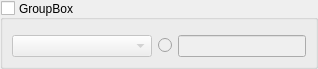
Before: the Qt Designer form Sichtprüfung/Method.ui in danielkos/IPRSichtpruefung, drawn with Qt 5.
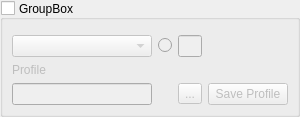
After: the same form once the commit is applied.

Commit message:
Profiles implemented but still buggy
Reading and writing fails. Switch to QT ?

The edit to the form file:
```diff
--- a/Sichtprüfung/Method.ui
+++ b/Sichtprüfung/Method.ui
@@ -6,8 +6,8 @@
    <rect>
     <x>0</x>
     <y>0</y>
-    <width>318</width>
-    <height>59</height>
+    <width>239</width>
+    <height>112</height>
    </rect>
   </property>
   <property name="sizePolicy">
@@ -16,10 +16,16 @@
     <verstretch>0</verstretch>
    </sizepolicy>
   </property>
+  <property name="maximumSize">
+   <size>
+    <width>16777215</width>
+    <height>16777215</height>
+   </size>
+  </property>
   <property name="windowTitle">
    <string>Form</string>
   </property>
-  <layout class="QHBoxLayout" name="horizontalLayout_2">
+  <layout class="QVBoxLayout" name="verticalLayout">
    <property name="spacing">
     <number>0</number>
    </property>
@@ -37,6 +43,15 @@
    </property>
    <item>
     <widget class="QGroupBox" name="groupBoxMethod">
+     <property name="enabled">
+      <bool>true</bool>
+     </property>
+     <property name="maximumSize">
+      <size>
+       <width>16777215</width>
+       <height>16777215</height>
+      </size>
+     </property>
      <property name="title">
       <string>GroupBox</string>
      </property>
@@ -52,17 +67,17 @@
      <property name="checked">
       <bool>false</bool>
      </property>
-     <layout class="QHBoxLayout" name="horizontalLayout_4">
-      <property name="spacing">
-       <number>6</number>
-      </property>
+     <layout class="QGridLayout" name="gridLayout">
       <property name="topMargin">
        <number>15</number>
       </property>
       <property name="bottomMargin">
        <number>9</number>
       </property>
-      <item>
+      <item row="2" column="0">
+       <widget class="QLineEdit" name="lineEditProfile"/>
+      </item>
+      <item row="0" column="0">
        <widget class="QComboBox" name="comboBoxParams">
         <property name="minimumSize">
          <size>
@@ -72,15 +87,39 @@
         </property>
        </widget>
       </item>
-      <item>
+      <item row="0" column="2">
+       <widget class="QLineEdit" name="lineEditNumInput"/>
+      </item>
+      <item row="0" column="1">
        <widget class="QRadioButton" name="radioButtonBoolInput">
         <property name="text">
          <string/>
         </property>
        </widget>
       </item>
-      <item>
-       <widget class="QLineEdit" name="lineEditNumInput"/>
+      <item row="1" column="0">
+       <widget class="QLabel" name="label">
+        <property name="text">
+         <string>Profile</string>
+        </property>
+       </widget>
+      </item>
+      <item row="2" column="2">
+       <widget class="QToolButton" name="openProfileButton">
+        <property name="text">
+         <string>...</string>
+        </property>
+       </widget>
+      </item>
+      <item row="2" column="3">
+       <widget class="QPushButton" name="pushButtonSaveProfile">
+        <property name="text">
+         <string>Save Profile</string>
+        </property>
+        <property name="shortcut">
+         <string>Ctrl+S</string>
+        </property>
+       </widget>
       </item>
      </layout>
     </widget>
```
The commit also changes 3 other files.
